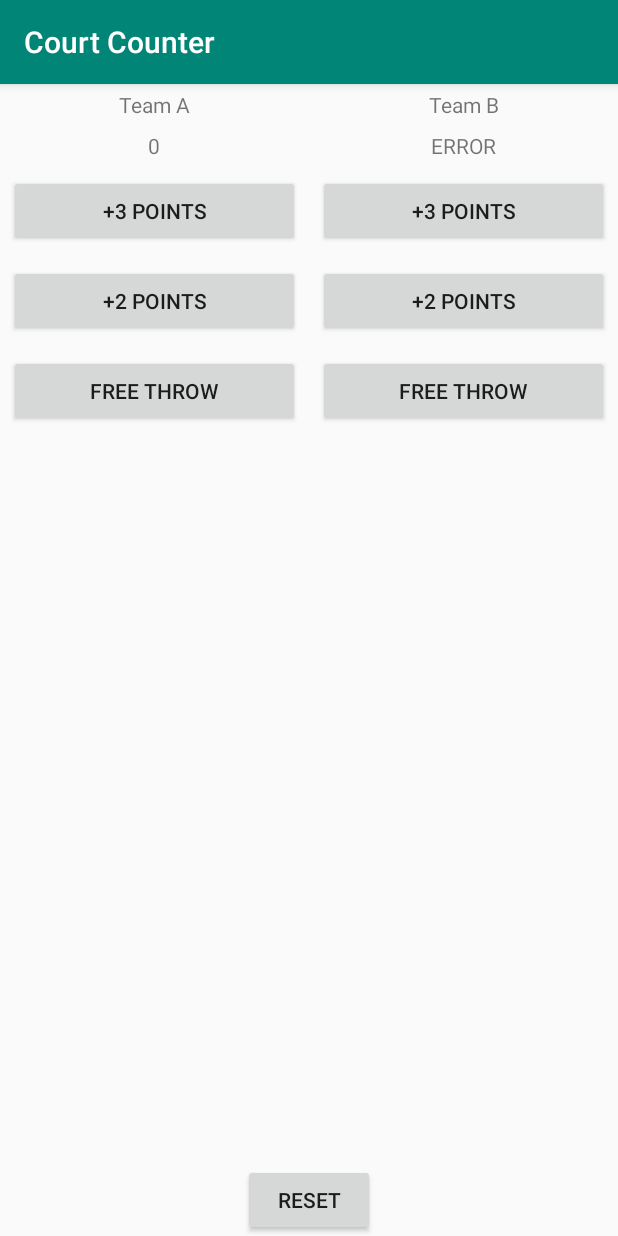
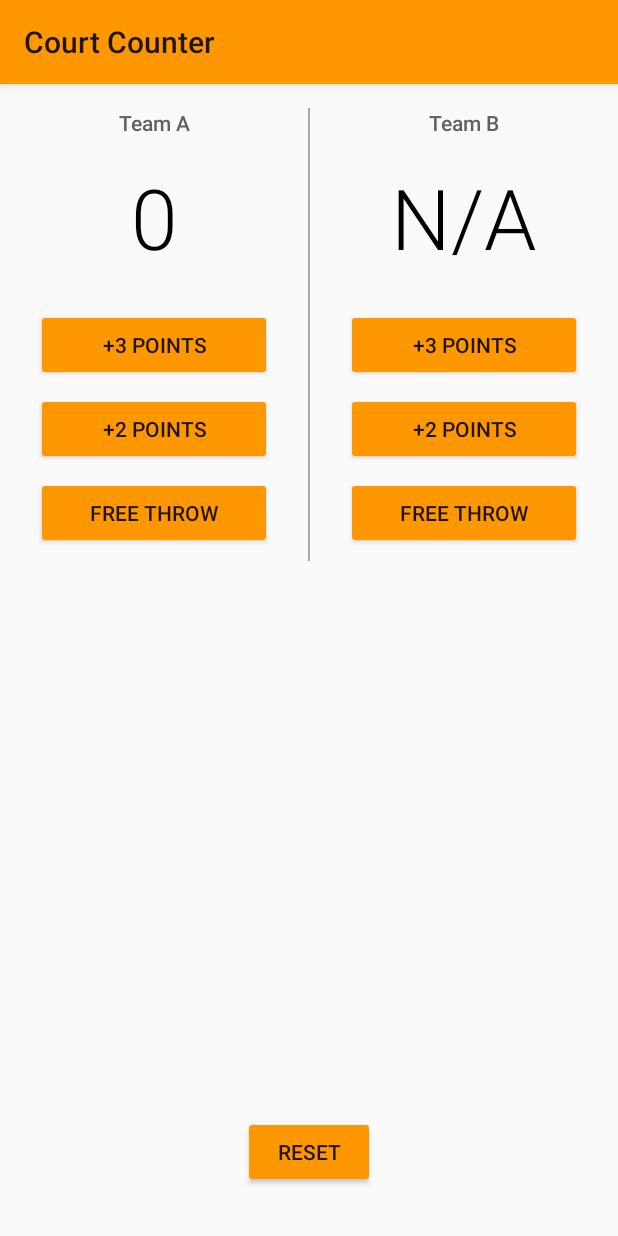
Before and after one commit to JoshMayberry/CourtCounter, an Android app: the screen it shows after launch (MainActivity), on a phone screen of 412 x 824 dp. Run offline under Robolectric (Android 15) with nearby library versions, the phone set to English and light mode, and no system bars.

Commit message:
Cosmetic Changes
https://classroom.udacity.com/nanodegrees/nd803/parts/686861db-d0bf-4fe2-ab57-287444412d3f/modules/434cf327-f998-4e1d-8d7a-04ed96c43872/lessons/4036438656/concepts/43862685810923

```diff
--- a/app/build.gradle
+++ b/app/build.gradle
@@ -4,7 +4,7 @@ android {
     compileSdkVersion 28
     defaultConfig {
         applicationId "com.example.android.courtcounter"
-        minSdkVersion 15
+        minSdkVersion 16
         targetSdkVersion 28
         versionCode 1
         versionName "1.0"
@@ -16,10 +16,12 @@ android {
             proguardFiles getDefaultProguardFile('proguard-android-optimize.txt'), 'proguard-rules.pro'
         }
     }
+    productFlavors {
+    }
 }
 
 dependencies {
-    implementation fileTree(dir: 'libs', include: ['*.jar'])
+    implementation fileTree(include: ['*.jar'], dir: 'libs')
     implementation 'com.android.support:appcompat-v7:28.0.0'
     implementation 'com.android.support.constraint:constraint-layout:1.1.3'
     testImplementation 'junit:junit:4.12'
--- a/app/src/main/res/layout/activity_main.xml
+++ b/app/src/main/res/layout/activity_main.xml
@@ -1,25 +1,24 @@
 <?xml version="1.0" encoding="utf-8"?>
 
-<LinearLayout
+<RelativeLayout
     xmlns:android="http://schemas.android.com/apk/res/android"
     xmlns:tools="http://schemas.android.com/tools"
     tools:context=".MainActivity"
     android:layout_width="match_parent"
     android:layout_height="match_parent"
-    android:orientation="vertical"
     >
 
     <LinearLayout
         android:layout_width="match_parent"
         android:layout_height="wrap_content"
         android:orientation="horizontal"
-        android:layout_weight="1"
+        android:layout_marginTop="16dp"
         >
 
         <LinearLayout
             android:layout_weight="1"
             android:layout_width="0dp"
-            android:layout_height="match_parent"
+            android:layout_height="wrap_content"
             android:orientation="vertical"
             >
             <TextView
@@ -47,13 +46,22 @@
                 android:text="@string/add1"
                 style="@style/ScoreButton"
                 android:onClick="onTeamA_addPoints"
+                android:layout_marginBottom="8dp"
                 />
         </LinearLayout>
+
+        <View
+            android:layout_width="1dp"
+            android:layout_height="match_parent"
+            android:background="@android:color/darker_gray"
+            >
+
+        </View>
 
         <LinearLayout
             android:layout_weight="1"
             android:layout_width="0dp"
-            android:layout_height="match_parent"
+            android:layout_height="wrap_content"
             android:orientation="vertical"
             >
             <TextView
@@ -81,16 +89,20 @@
                 android:text="@string/add1"
                 style="@style/ScoreButton"
                 android:onClick="onTeamB_addPoints"
+                android:layout_marginBottom="8dp"
                 />
         </LinearLayout>
     </LinearLayout>
 
     <Button
+        android:layout_alignParentBottom="true"
+        android:layout_centerHorizontal="true"
         android:layout_width="wrap_content"
         android:layout_height="wrap_content"
         android:layout_gravity="center_horizontal"
         android:text="@string/reset"
         android:onClick="onReset"
+        android:layout_margin="32dp"
         />
 
-</LinearLayout>
+</RelativeLayout>
--- a/app/src/main/res/values/colors.xml
+++ b/app/src/main/res/values/colors.xml
@@ -1,6 +1,6 @@
 <?xml version="1.0" encoding="utf-8"?>
 <resources>
-    <color name="colorPrimary">#008577</color>
+    <color name="colorPrimary">#FF9800</color>
     <color name="colorPrimaryDark">#00574B</color>
     <color name="colorAccent">#D81B60</color>
 </resources>
--- a/app/src/main/res/values/strings.xml
+++ b/app/src/main/res/values/strings.xml
@@ -5,6 +5,6 @@
     <string name="add3">+3 Points</string>
     <string name="teamA_name">Team A</string>
     <string name="teamB_name">Team B</string>
-    <string name="error">ERROR</string>
+    <string name="error">N/A</string>
     <string name="reset">Reset</string>
 </resources>
--- a/app/src/main/res/values/styles.xml
+++ b/app/src/main/res/values/styles.xml
@@ -1,33 +1,41 @@
 <resources>
 
-    <!-- Base application theme. -->
-    <style name="AppTheme" parent="Theme.AppCompat.Light.DarkActionBar">
-        <!-- Customize your theme here. -->
+    <!-- Base Application Theme -->
+    <style name="AppTheme" parent="Theme.AppCompat.Light">
         <item name="colorPrimary">@color/colorPrimary</item>
         <item name="colorPrimaryDark">@color/colorPrimaryDark</item>
         <item name="colorAccent">@color/colorAccent</item>
+        <item name="colorButtonNormal">@color/colorPrimary</item>
     </style>
 
+    <!-- Widget Themes -->
     <style name="ScoreButton">
         <item name="android:layout_width">match_parent</item>
         <item name="android:layout_height">wrap_content</item>
-        <item name="android:layout_margin">6dp</item>
         <item name="android:textAllCaps">true</item>
+        <item name="android:layout_marginTop">8dp</item>
+        <item name="android:layout_marginLeft">24dp</item>
+        <item name="android:layout_marginRight">24dp</item>
     </style>
 
     <style name="TeamName">
         <item name="android:layout_width">match_parent</item>
         <item name="android:layout_height">wrap_content</item>
         <item name="android:gravity">center_horizontal</item>
-        <item name="android:padding">4dp</item>
+        <item name="android:textSize">14sp</item>
+        <item name="android:textColor">#616161</item>
+        <item name="android:fontFamily">sans-serif-medium</item>
     </style>
 
     <style name="TeamScore">
         <item name="android:layout_width">match_parent</item>
         <item name="android:layout_height">wrap_content</item>
         <item name="android:gravity">center_horizontal</item>
-        <item name="android:padding">4dp</item>
+        <item name="android:textSize">56sp</item>
+        <item name="android:textColor">#000000</item>
+        <item name="android:fontFamily">sans-serif-light</item>
         <item name="android:text">@string/error</item>
+        <item name="android:layout_margin">16dp</item>
     </style>
 
 </resources>
```
